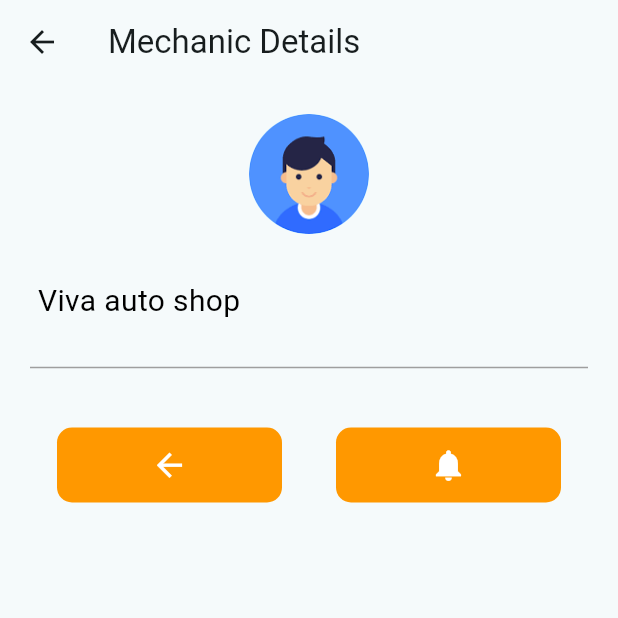
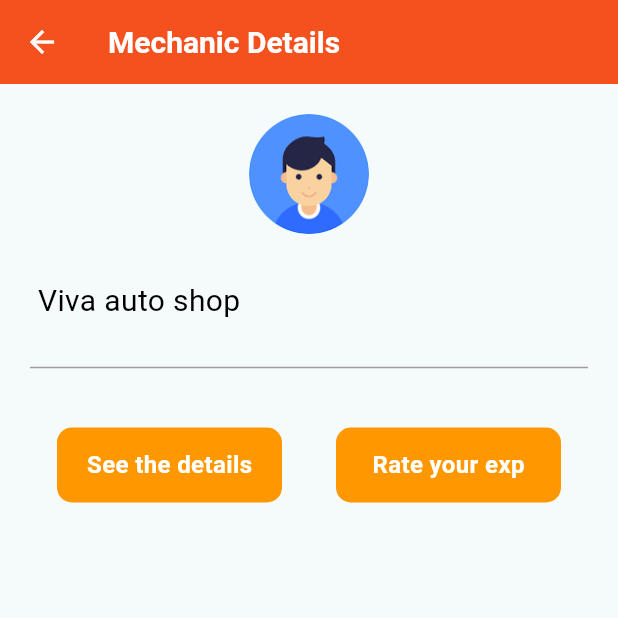
Before and after one commit to tester85/test_flutter_app, a Flutter app: the screen it shows after launch, after a tap on "Viva auto shop", on a phone screen of 412 x 824 dp, the top half of it. Run offline on Flutter 3.47's test engine with Material 2 defaults, Android fonts, the phone set to English and light mode, and no system bars; our stand-ins replace flutter_rating_bar.

Commit message:
Add Detail
Add Detail

```diff
--- a/lib/main.dart
+++ b/lib/main.dart
@@ -9,29 +9,24 @@ void main() {
 class MyApp extends StatelessWidget {
   const MyApp({super.key});
 
-  // This widget is the root of your application.
   @override
   Widget build(BuildContext context) {
     return MaterialApp(
       title: 'Flutter Test',
       theme: ThemeData(
-        // This is the theme of your application.
-        //
-        // TRY THIS: Try running your application with "flutter run". You'll see
-        // the application has a blue toolbar. Then, without quitting the app,
-        // try changing the seedColor in the colorScheme below to Colors.green
-        // and then invoke "hot reload" (save your changes or press the "hot
-        // reload" button in a Flutter-supported IDE, or press "r" if you used
-        // the command line to start the app).
-        //
-        // Notice that the counter didn't reset back to zero; the application
-        // state is not lost during the reload. To reset the state, use hot
-        // restart instead.
-        //
-        // This works for code too, not just values: Most code changes can be
-        // tested with just a hot reload.
+        // global styles
         colorScheme: ColorScheme.fromSeed(seedColor: Colors.grey),
-        // appBarTheme: TextStyle,
+        appBarTheme:  AppBarTheme(
+          color:Colors.deepOrange[600],
+          titleTextStyle: const TextStyle(
+            color: Colors.white, // Text color of the app bar title
+            fontSize: 20.0, // Font size of the app bar title
+            fontWeight: FontWeight.bold, // Font weight of the app bar title
+          ),
+          iconTheme: const IconThemeData(
+            color: Colors.white, // Icon color in the app bar
+          ),
+        ),
         useMaterial3: true,
         buttonTheme: const ButtonThemeData(
           buttonColor: Colors.orangeAccent,
@@ -44,13 +39,7 @@ class MyApp extends StatelessWidget {
       home: Scaffold(
         backgroundColor: Colors.grey[500],
         appBar: AppBar(
-          title: const Text('Car Mechanics',
-            style: TextStyle(
-              color: Colors.white, fontWeight: FontWeight.bold,
-              letterSpacing: 2.0
-          ),),
-            backgroundColor: Colors.deepOrange[600]
-        ),
+          title: const Text('Car Mechanics' ),),
         body: CustomerList(customers: customers),
       ),
 
--- a/lib/screen/customer_detail_review.dart
+++ b/lib/screen/customer_detail_review.dart
@@ -5,7 +5,7 @@ import 'package:test_app/model/customer.dart';
 class CustomerDetailReviewPage extends StatefulWidget {
   final Customer customer;
 
-  CustomerDetailReviewPage({required this.customer});
+  CustomerDetailReviewPage({super.key, required this.customer});
 
   @override
   _CustomerDetailReviewPageState createState() =>
--- a/lib/screen/customer_details.dart
+++ b/lib/screen/customer_details.dart
@@ -1,8 +1,10 @@
+
 import 'package:flutter/material.dart';
+import 'package:test_app/screen/detail_notification.dart';
 import 'package:test_app/widget/square_button.dart';
 
 class CustomerDetailsPage extends StatelessWidget {
-  final String customerName;
+   final String customerName;
 
   const CustomerDetailsPage({super.key, required this.customerName});
 
@@ -44,14 +46,19 @@ class CustomerDetailsPage extends StatelessWidget {
                       mainAxisAlignment: MainAxisAlignment.spaceAround,
                       children: [
                         SquareButton(
-                          icon: Icons.arrow_back,
+                          // Text: Icons.details_rounded,
+                          text: 'See the details',
                           onPressed: () {
+                            const NotificationDetail notification =
+                              NotificationDetail(title: 'Details', description: 'description example');
+                            notification.showDescriptionDialog(context);
                             // Handle the back button press here.
-                            Navigator.pop(context); // Example: Navigate back
+                              // Example: Navigate back
                           },
                         ), // Add spacing between buttons
                         SquareButton(
-                          icon: Icons.notifications,
+                          text: 'Rate your exp',
+                          // icon: Icons.notifications,
                           onPressed: () {
                             // Handle the notification button press here.
                             // You can display a notification window or perform any action.
--- a/lib/widget/square_button.dart
+++ b/lib/widget/square_button.dart
@@ -1,10 +1,10 @@
 import 'package:flutter/material.dart';
 
 class SquareButton extends StatelessWidget {
-  final IconData icon;
+  final String text;
   final Function()? onPressed;
 
-  SquareButton({required this.icon, required this.onPressed});
+   SquareButton({super.key, required this.text, required this.onPressed});
 
   @override
   Widget build(BuildContext context) {
@@ -17,11 +17,16 @@ class SquareButton extends StatelessWidget {
           color: Colors.orange, // Button background color
           borderRadius: BorderRadius.circular(10), // Button border radius
         ),
-        child: Icon(
-          icon,
-          size: 25, // Icon size
-          color: Colors.white, // Icon color
+        child: Center(
+            child: Text(
+            text, style: const TextStyle(
+                  color: Colors.white,
+                  fontSize: 16,
+                  fontWeight: FontWeight.bold,
+          ),
+          )
         ),
+
       ),
     );
   }
```
Also changed, not shown: lib/screen/detail_notification.dart (added, +57 -0 lines).
